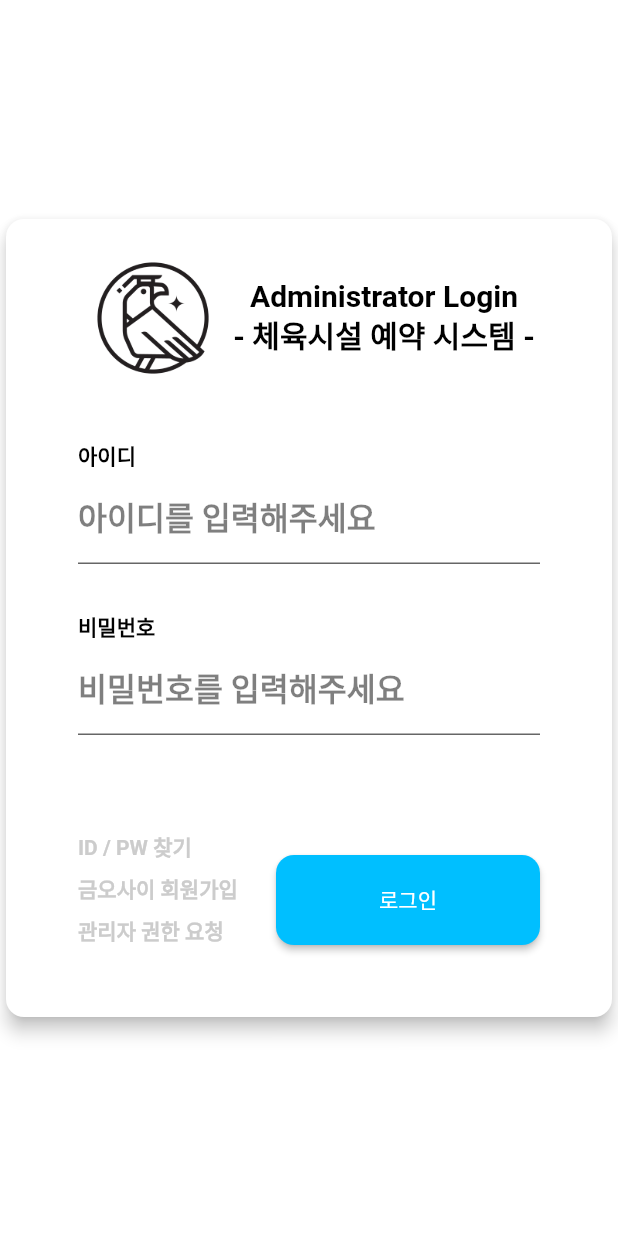
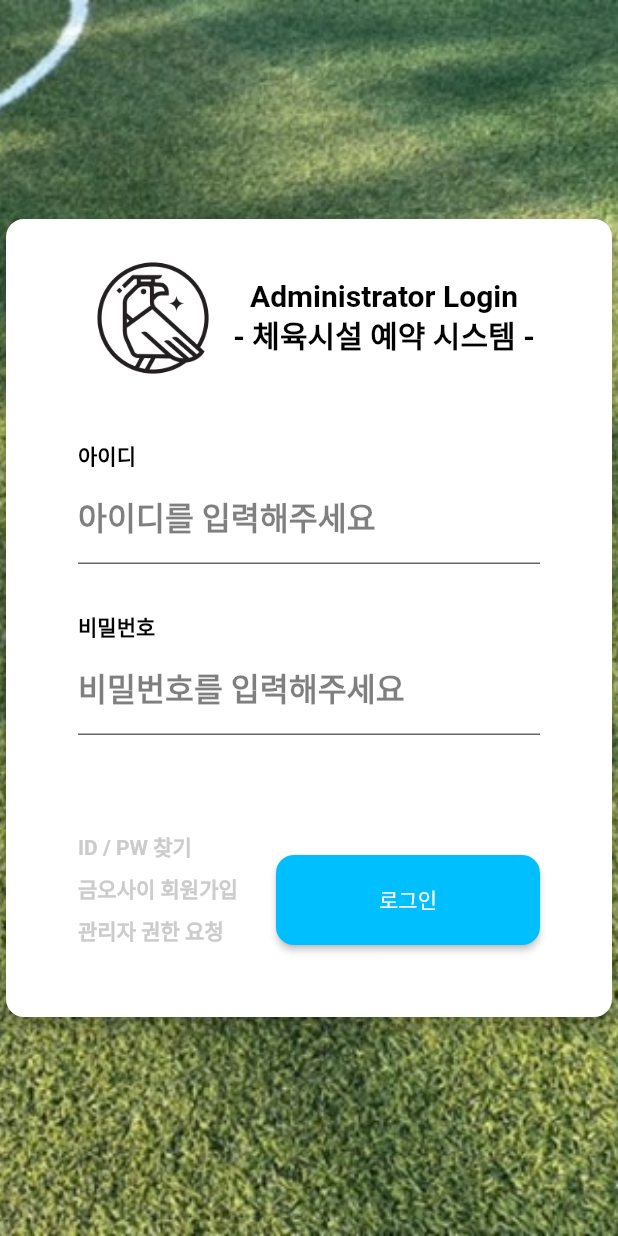
Before and after one commit to kumoh42/futsal-front, a Flutter app: the screen it shows after launch, on a phone screen of 412 x 824 dp. Run offline on Flutter 3.47's test engine with Material 2 defaults, Android fonts, the phone set to English and light mode, and no system bars; our stand-ins replace dio, flutter_dotenv, flutter_riverpod, flutter_secure_storage, go_router, retrofit; missing offline and left inert: universal_html; generated files the repository leaves out were written again.

Commit message:
[FEAT] login error message 변경

```diff
--- a/flutter_front/lib/auth/view/login_screen.dart
+++ b/flutter_front/lib/auth/view/login_screen.dart
@@ -17,13 +17,12 @@ class LoginScreen extends StatelessWidget {
         child: Container(
           width: width,
           constraints: BoxConstraints(minHeight: height),
-          // TODO : 이미지 추가
-          // decoration: const BoxDecoration(
-          //   image: DecorationImage(
-          //     fit: BoxFit.cover,
-          //     image: AssetImage('assets/image/background.png'),
-          //   ),
-          // ),
+          decoration: const BoxDecoration(
+            image: DecorationImage(
+              fit: BoxFit.cover,
+              image: AssetImage('assets/image/login_background.png'),
+            ),
+          ),
           child: const Center(child: LoginView()),
         ),
       ),
--- a/flutter_front/lib/auth/view/login_view.dart
+++ b/flutter_front/lib/auth/view/login_view.dart
@@ -1,5 +1,6 @@
 import 'package:flutter/material.dart';
 import 'package:flutter_front/auth/component/custom_container.dart';
+import 'package:flutter_front/auth/util/validation_util.dart';
 import 'package:flutter_front/common/component/custom_text_button.dart';
 import 'package:flutter_front/common/component/custom_text_form_field.dart';
 import 'package:flutter_front/common/state/state.dart';
@@ -8,13 +9,18 @@ import 'package:flutter_front/common/styles/sizes.dart';
 import 'package:flutter_front/auth/viewmodel/login_viewmodel.dart';
 import 'package:flutter_riverpod/flutter_riverpod.dart';
 
-class LoginView extends ConsumerWidget {
+class LoginView extends ConsumerStatefulWidget {
   static String get routeName => 'login';
 
   const LoginView({super.key});
 
   @override
-  Widget build(BuildContext context, WidgetRef ref) {
+  ConsumerState<LoginView> createState() => _LoginViewState();
+}
+
+class _LoginViewState extends ConsumerState<LoginView> {
+  @override
+  Widget build(BuildContext context) {
     final viewModel = ref.watch(loginViewModelProvider);
     return CustomContainer(
       minWidth: MediaQuery.of(context).size.width * 0.25 >= 500 ? 500 : MediaQuery.of(context).size.width * 0.25,
@@ -23,6 +29,8 @@ class LoginView extends ConsumerWidget {
       maxHeight: MediaQuery.of(context).size.height * 0.6 >= 600 ? MediaQuery.of(context).size.height * 0.6 : 600,
       child: Padding(
         padding: const EdgeInsets.all(kPaddingLargeSize).copyWith(top: 0),
+        child: Form(
+          key: viewModel.loginKey,
           child: Column(
             mainAxisAlignment: MainAxisAlignment.center,
             children: [
@@ -32,6 +40,7 @@ class LoginView extends ConsumerWidget {
                 labelText: "아이디",
                 hintText: '아이디를 입력해주세요',
                 controller: viewModel.idTextController,
+                validator: validateId,
               ),
               const SizedBox(height: kPaddingLargeSize),
               CustomTextFormField(
@@ -39,6 +48,7 @@ class LoginView extends ConsumerWidget {
                 hintText: '비밀번호를 입력해주세요',
                 keyboardType: TextInputType.visiblePassword,
                 controller: viewModel.passwordTextController,
+                validator: validatePassword,
               ),
               const SizedBox(height: kPaddingXLargeSize),
               if (viewModel.state is LoadingState)
@@ -94,6 +104,7 @@ class LoginView extends ConsumerWidget {
             ],
           ),
         ),
+      ),
     );
   }
 }
--- a/flutter_front/lib/common/component/custom_text_form_field.dart
+++ b/flutter_front/lib/common/component/custom_text_form_field.dart
@@ -41,8 +41,7 @@ class CustomTextFormField extends StatelessWidget {
                   ),
                 ),
               Padding(
-                padding:
-                    const EdgeInsets.only(bottom: kPaddingMiddleSize),
+                padding: const EdgeInsets.only(bottom: kPaddingMiddleSize),
                 child: Text(
                   labelText ?? "",
                   style: kTextMainStyleSmall,
@@ -57,6 +56,7 @@ class CustomTextFormField extends StatelessWidget {
             keyboardType: keyboardType,
             obscureText: keyboardType == TextInputType.visiblePassword,
             style: kTextMainStyleMiddle,
+//            autovalidateMode: AutovalidateMode.onUserInteraction,
             decoration: InputDecoration(
               isDense: true,
               contentPadding: const EdgeInsets.only(
--- a/flutter_front/lib/common/dio/dio.dart
+++ b/flutter_front/lib/common/dio/dio.dart
@@ -3,6 +3,7 @@ import 'package:flutter_dotenv/flutter_dotenv.dart';
 import 'package:flutter_front/auth/provider/auth_provider.dart';
 import 'package:flutter_front/common/local_storage/local_storage.dart';
 import 'package:flutter_front/common/utils/data_utils.dart';
+import 'package:flutter_front/common/utils/snack_bar_util.dart';
 import 'package:flutter_riverpod/flutter_riverpod.dart';
 
 final dioProvider = Provider((ref) {
@@ -100,6 +101,7 @@ class CustomInterceptor extends Interceptor {
         handler.resolve(response);
       } on DioException catch (e) {
         ref.read(authProvider.notifier).logout();
+        SnackBarUtil.showError("로그인 인증이 만료되었습니다. 다시 로그인 해 주세요");
         return handler.reject(e);
       }
     }
```
Also changed, not shown: flutter_front/lib/auth/model/service/auth_service.dart (+13 -2 lines), flutter_front/lib/auth/util/validation_util.dart (added, +22 -0 lines), flutter_front/lib/auth/viewmodel/login_viewmodel.dart (+8 -3 lines), flutter_front/assets/image/login_background.png (added). Lines whose indentation alone changed are shown as unchanged.
